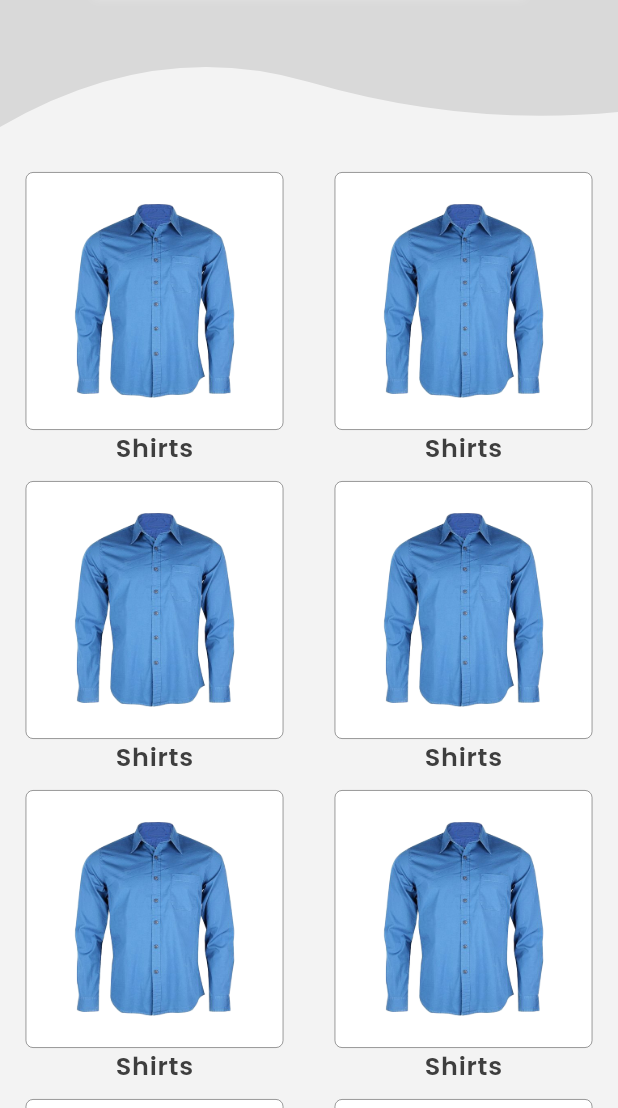
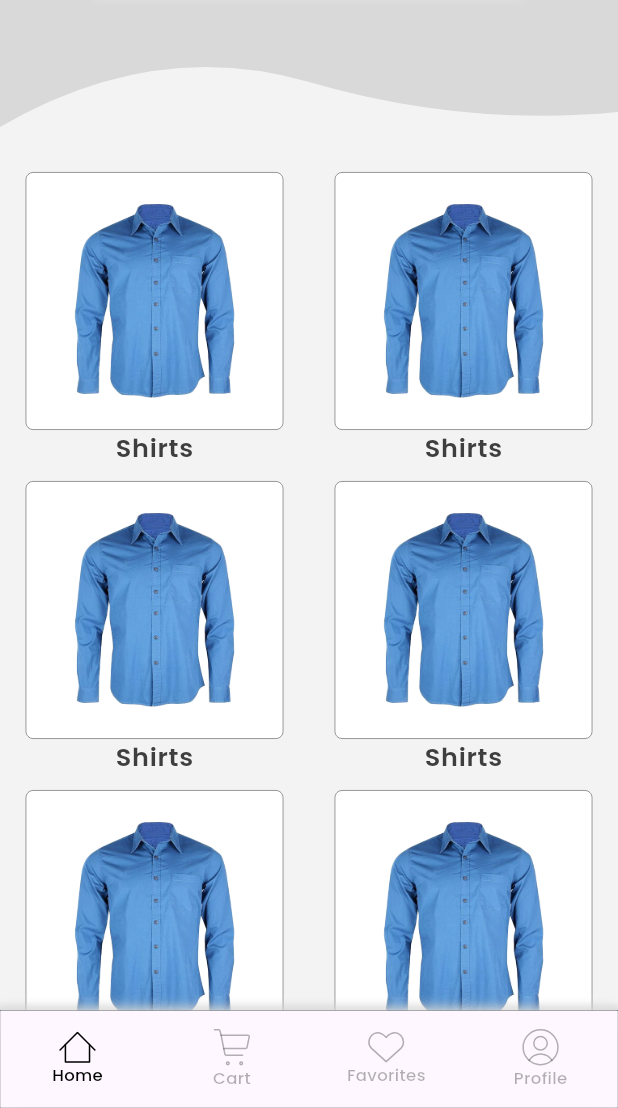
Before and after one commit to JustMax7CB/ProtoShop, a Flutter app: the screen it shows after launch, on a phone screen of 412 x 824 dp, the part 128-1236 px from its top. Run offline on Flutter 3.47's test engine with Material 3 defaults, Android fonts, the phone set to English and light mode, and no system bars; our stand-ins replace flutter_bloc, flutter_svg.

Commit message:
- added navbar with icons and labels - added app icon

```diff
--- a/lib/presentation/components/base_page.dart
+++ b/lib/presentation/components/base_page.dart
@@ -3,10 +3,12 @@ import 'package:protoshop/presentation/components/CustomAppBar.dart';
 import 'package:protoshop/theme/colors.dart';
 
 class BasePage extends StatelessWidget {
-  const BasePage({super.key, required this.title, required this.body});
+  const BasePage(
+      {super.key, required this.title, required this.body, this.bottomNavBar});
 
   final Widget title;
   final Widget body;
+  final Widget? bottomNavBar;
 
   @override
   Widget build(BuildContext context) {
@@ -16,6 +18,7 @@ class BasePage extends StatelessWidget {
       resizeToAvoidBottomInset: false,
       appBar: CustomAppBar(title: title),
       body: body,
+      bottomNavigationBar: bottomNavBar,
     );
   }
 }
--- /dev/null
+++ b/lib/presentation/components/navbar.dart
@@ -0,0 +1,70 @@
+import 'package:flutter/material.dart';
+import 'package:flutter_svg/flutter_svg.dart';
+import 'package:protoshop/resources/resources.dart';
+import 'package:protoshop/resources/strings.dart';
+import 'package:protoshop/theme/colors.dart';
+import 'package:protoshop/theme/text_styles.dart';
+
+class CustomBottomNavbar extends StatelessWidget {
+  const CustomBottomNavbar({super.key, required this.items});
+
+  final List<BottomNavigationBarItem> items;
+
+  @override
+  Widget build(BuildContext context) {
+    return Container(
+      decoration: BoxDecoration(
+          color: navbarBgColor,
+          border: Border.all(width: 0.2, color: Colors.black),
+          shape: BoxShape.rectangle,
+          boxShadow: [
+            BoxShadow(color: navbarShadowColor, blurRadius: 5, spreadRadius: 1),
+            const BoxShadow(
+                color: Colors.white, blurRadius: 6, spreadRadius: 2),
+          ]),
+      height: 65,
+      child: BottomNavigationBar(
+        type: BottomNavigationBarType.fixed,
+        items: items,
+        selectedItemColor: navbarItemActiveColor,
+        unselectedItemColor: navbarItemInactiveColor,
+        selectedLabelStyle: navbarActiveItemLabelStyle,
+        unselectedLabelStyle: navbarInactiveItemLabelStyle,
+        landscapeLayout: BottomNavigationBarLandscapeLayout.centered,
+        showUnselectedLabels: true,
+      ),
+    );
+  }
+}
+
+class MyNavbar extends StatelessWidget {
+  const MyNavbar({super.key});
+
+  @override
+  Widget build(BuildContext context) {
+    return CustomBottomNavbar(
+      items: [
+        BottomNavigationBarItem(
+          icon: SvgPicture.asset(Svgs.homeIcon),
+          label: Strings.home,
+          activeIcon: SvgPicture.asset(Svgs.homeIconSelected),
+        ),
+        BottomNavigationBarItem(
+          icon: SvgPicture.asset(Svgs.shoppingCart),
+          label: Strings.cart,
+          activeIcon: SvgPicture.asset(Svgs.shoppingCartSelected),
+        ),
+        BottomNavigationBarItem(
+          icon: SvgPicture.asset(Svgs.heartIcon),
+          label: Strings.favorites,
+          activeIcon: SvgPicture.asset(Svgs.heartIconSelected),
+        ),
+        BottomNavigationBarItem(
+          icon: SvgPicture.asset(Svgs.userIcon),
+          label: Strings.profile,
+          activeIcon: SvgPicture.asset(Svgs.userIconSelected),
+        ),
+      ],
+    );
+  }
+}
--- a/lib/presentation/pages/main_page.dart
+++ b/lib/presentation/pages/main_page.dart
@@ -2,6 +2,7 @@ import 'package:flutter/material.dart';
 import 'package:flutter_svg/flutter_svg.dart';
 import 'package:protoshop/presentation/components/base_page.dart';
 import 'package:protoshop/presentation/components/input_field.dart';
+import 'package:protoshop/presentation/components/navbar.dart';
 import 'package:protoshop/resources/resources.dart';
 import 'package:protoshop/resources/strings.dart';
 import 'package:protoshop/theme/text_styles.dart';
@@ -14,6 +15,7 @@ class MainPage extends StatelessWidget {
     final controller = TextEditingController();
 
     return BasePage(
+        bottomNavBar: const MyNavbar(),
         title: Row(
           mainAxisAlignment: MainAxisAlignment.spaceEvenly,
           children: [
@@ -38,7 +40,7 @@ class MainPage extends StatelessWidget {
             )),
             InkWell(
               onTap: () {
-                Navigator.popAndPushNamed(context,"/login");
+                Navigator.popAndPushNamed(context, "/login");
               },
               child: SvgPicture.asset(
                 Svgs.logoutIcon,
--- a/lib/theme/colors.dart
+++ b/lib/theme/colors.dart
@@ -17,3 +17,9 @@ const btnStrokeColor = Color(0xFF061845);
 const textBtnColor = Color(0xFF007AFF);
 const dividerColor = Color(0xFFE5E5E5);
 const termsColor = Color(0xFF1A1A1A);
+
+const navbarBgColor = Color(0xFFC4C5C8);
+final navbarShadowColor = Color(0xFF000000).withOpacity(0.37);
+
+const navbarItemActiveColor = Colors.black;
+final navbarItemInactiveColor = Colors.black.withOpacity(0.3);
--- a/lib/theme/text_styles.dart
+++ b/lib/theme/text_styles.dart
@@ -42,3 +42,13 @@ final categoryTextStyle = poppinsStyle.copyWith(
   letterSpacing: 0.5,
   color: titleColor,
 );
+
+final navbarActiveItemLabelStyle = poppinsStyle.copyWith(
+  fontSize: 11,
+  fontWeight: FontWeight.w500,
+  color: Colors.black,
+);
+
+final navbarInactiveItemLabelStyle = navbarActiveItemLabelStyle.copyWith(
+  color: Colors.black.withOpacity(0.3),
+);
--- a/pubspec.yaml
+++ b/pubspec.yaml
@@ -24,6 +24,12 @@ dev_dependencies:
     sdk: flutter
   flutter_lints: ^3.0.0
   build_runner: ^2.4.11
+  flutter_launcher_icons: ^0.13.1
+
+flutter_launcher_icons:
+  image_path: "assets/app_icons/app_icon.png"
+  android: true
+  min_sdk_android: 21
 
 flutter:
   uses-material-design: true
```
Also changed, not shown: assets/app_icons/app_icon.png (added), pubspec.lock, 5 other files.
